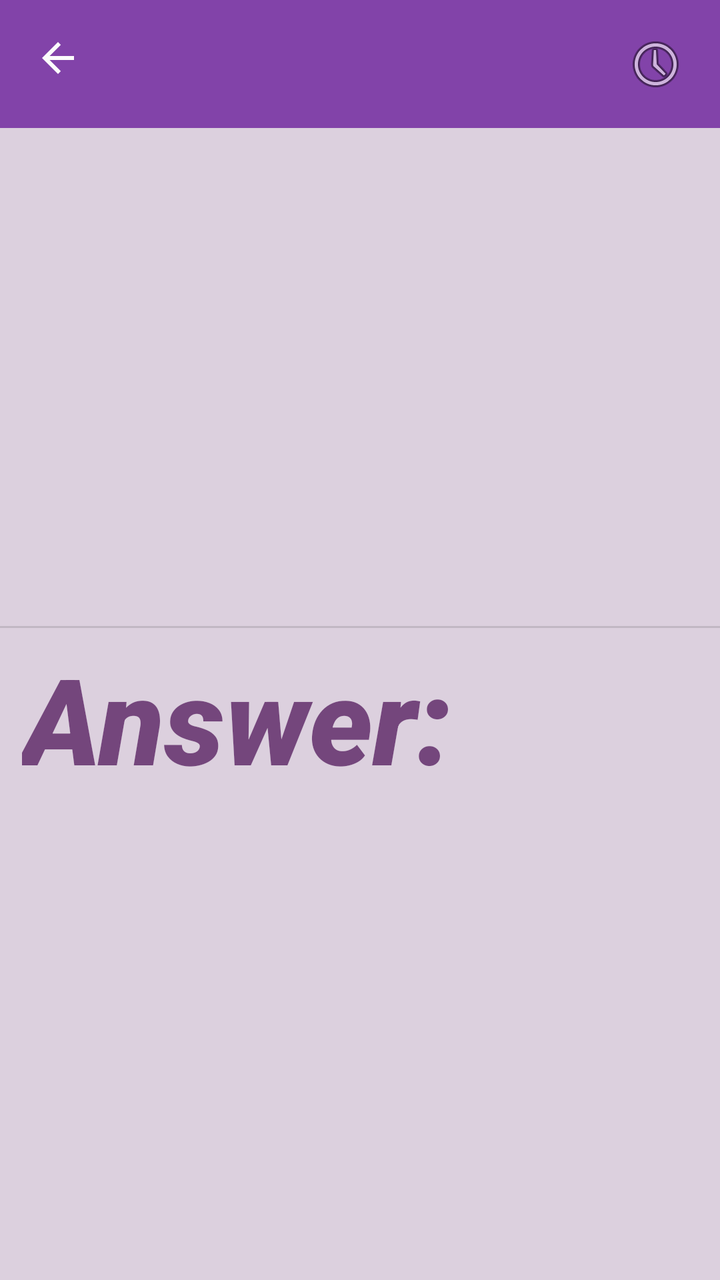
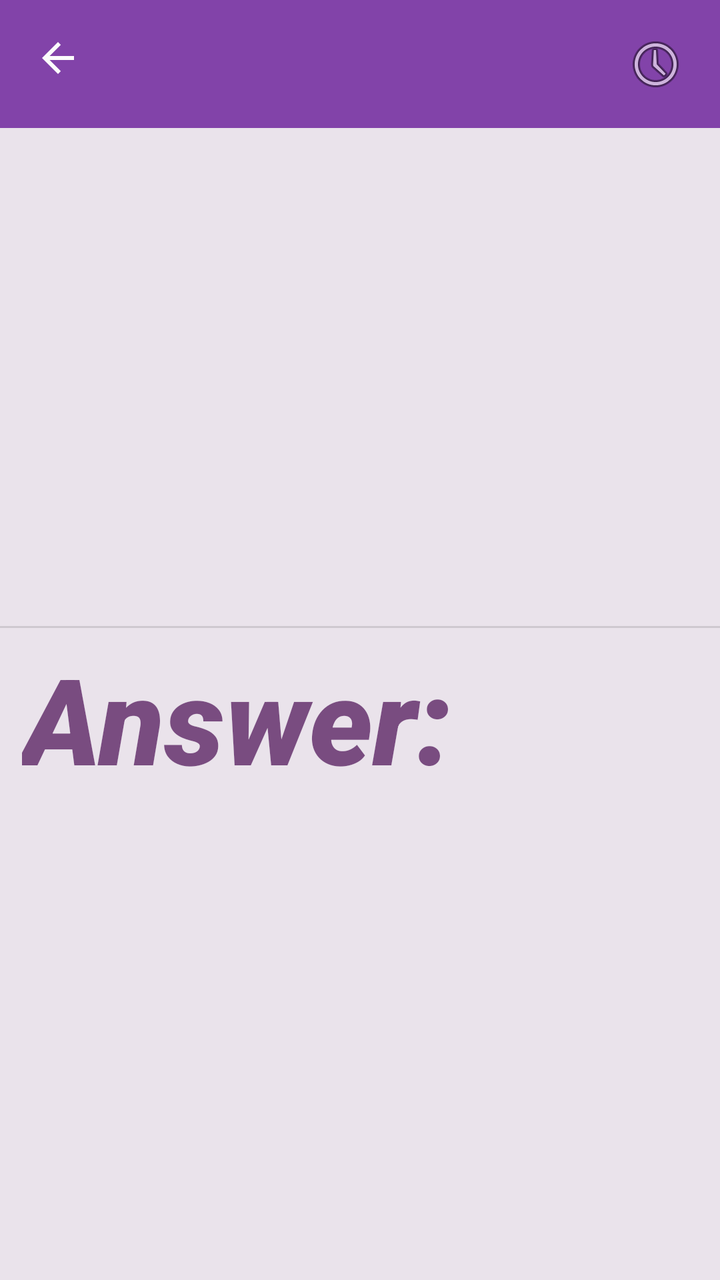

An Android layout rendered at two revisions. The XML below is the earlier revision; the diff shows what the commit changed to produce the second picture.
<!-- AndroidManifest.xml: application theme Theme.SolverApp -->
<!-- res/layout/activity_solve.xml -->
<?xml version="1.0" encoding="utf-8"?>
<androidx.constraintlayout.widget.ConstraintLayout xmlns:android="http://schemas.android.com/apk/res/android"
    xmlns:app="http://schemas.android.com/apk/res-auto"
    xmlns:tools="http://schemas.android.com/tools"
    android:id="@+id/main"
    android:layout_width="match_parent"
    android:layout_height="match_parent"
    android:background="#DCD0DE"
    tools:context=".solveActivity">

    <ImageView
        android:id="@+id/imageView1"
        android:layout_width="409dp"
        android:layout_height="257dp"
        android:layout_marginTop="56dp"
        app:layout_constraintBottom_toTopOf="@+id/solve"
        app:layout_constraintEnd_toEndOf="parent"
        app:layout_constraintStart_toStartOf="parent"
        app:layout_constraintTop_toTopOf="parent"
        app:layout_constraintVertical_bias="0.0" />


    <TextView
        android:id="@+id/solve"
        android:layout_width="224dp"
        android:layout_height="80dp"
        android:layout_marginLeft="10dp"
        android:layout_marginTop="5dp"
        android:fontFamily="sans-serif-black"
        android:text="Answer:"
        android:textAlignment="textStart"
        android:textAppearance="@style/TextAppearance.AppCompat.Body1"
        android:textColor="#AF44074E"
        android:textSize="60sp"
        android:textStyle="italic"
        app:layout_constraintEnd_toEndOf="parent"
        app:layout_constraintHorizontal_bias="0.009"
        app:layout_constraintStart_toStartOf="parent"
        app:layout_constraintTop_toBottomOf="@+id/divider3" />

    <ScrollView
        android:id="@+id/SCROLLER_ID"
        android:layout_width="match_parent"
        android:layout_height="wrap_content"
        android:background="#DCD0DE"
        android:fillViewport="true"
        android:scrollbars="vertical"
        android:padding="16dp"
        app:layout_constraintBottom_toBottomOf="parent"
        app:layout_constraintEnd_toEndOf="parent"
        app:layout_constraintHorizontal_bias="0.0"
        app:layout_constraintStart_toStartOf="parent"
        app:layout_constraintTop_toBottomOf="@+id/solve"
        app:layout_constraintVertical_bias="0.0">

        <TextView
            android:id="@+id/answer"
            android:layout_width="match_parent"
            android:layout_height="wrap_content"
            android:foregroundTint="#350B40"
            android:scrollbars="vertical"
            android:singleLine="false"
            android:text=""
            android:textAlignment="viewStart"
            android:textAppearance="@style/TextAppearance.AppCompat.Medium"
            android:textColor="#050505"
            android:textSize="20sp"
            app:layout_constraintBottom_toBottomOf="parent"
            app:layout_constraintEnd_toEndOf="parent"
            app:layout_constraintHorizontal_bias="0.0"
            app:layout_constraintStart_toStartOf="parent"
            app:layout_constraintTop_toBottomOf="@+id/solve"
            app:layout_constraintVertical_bias="0.0" />
    </ScrollView>

    <include layout="@layout/toolbar" />

    <View
        android:id="@+id/divider3"
        android:layout_width="409dp"
        android:layout_height="1dp"
        android:background="?android:attr/listDivider"
        app:layout_constraintBottom_toTopOf="@+id/solve"
        app:layout_constraintEnd_toEndOf="parent"
        app:layout_constraintStart_toStartOf="parent"
        app:layout_constraintTop_toBottomOf="@+id/imageView1" />

</androidx.constraintlayout.widget.ConstraintLayout>
<!-- res/layout/toolbar.xml (included above) -->
<?xml version="1.0" encoding="utf-8"?>
<RelativeLayout xmlns:android="http://schemas.android.com/apk/res/android"
    xmlns:app="http://schemas.android.com/apk/res-auto"
    android:layout_width="match_parent"
    android:layout_height="wrap_content"
    android:background="#FE8243A9">

    <RelativeLayout
        android:layout_width="match_parent"
        android:layout_height="wrap_content"
        android:padding="16dp">


        <ImageView
            android:id="@+id/history_icon"
            android:layout_width="wrap_content"
            android:layout_height="wrap_content"
            android:layout_alignParentEnd="true"
            android:src="@android:drawable/ic_menu_recent_history">

        </ImageView>

        <ImageButton
            android:id="@+id/left_arrow"
            android:layout_width="wrap_content"
            android:layout_height="wrap_content"
            android:layout_alignParentStart="true"
            android:layout_alignParentTop="true"
            android:layout_marginStart="1dp"
            android:layout_marginTop="1dp"
            android:background="#00FFFFFF"
            app:srcCompat="@drawable/baseline_arrow_back_24" />

    </RelativeLayout>

</RelativeLayout>
<!-- resources referenced by this layout -->
<resources>
  <!-- drawable baseline_arrow_back_24 (drawable) -->
  <vector xmlns:android="http://schemas.android.com/apk/res/android" android:autoMirrored="true" android:height="24dp" android:tint="#FCFCFC" android:viewportHeight="24" android:viewportWidth="24" android:width="24dp">
        
      <path android:fillColor="@android:color/white" android:pathData="M20,11H7.83l5.59,-5.59L12,4l-8,8 8,8 1.41,-1.41L7.83,13H20v-2z"/>
      
  </vector>
  <style name="Theme.SolverApp" parent="Base.Theme.SolverApp" />
  <style name="Base.Theme.SolverApp" parent="Theme.AppCompat.Light.NoActionBar">
          
          
      </style>
</resources>

<!-- the commit's change to res/layout/activity_solve.xml (unified diff, before → after) -->
@@ -5,7 +5,7 @@
     android:id="@+id/main"
     android:layout_width="match_parent"
     android:layout_height="match_parent"
-    android:background="#DCD0DE"
+    android:background="#EAE3EB"
     tools:context=".solveActivity">
 
     <ImageView
@@ -42,10 +42,10 @@
         android:id="@+id/SCROLLER_ID"
         android:layout_width="match_parent"
         android:layout_height="wrap_content"
-        android:background="#DCD0DE"
+        android:background="#EAE3EB"
         android:fillViewport="true"
+        android:padding="16dp"
         android:scrollbars="vertical"
-        android:padding="16dp"
         app:layout_constraintBottom_toBottomOf="parent"
         app:layout_constraintEnd_toEndOf="parent"
         app:layout_constraintHorizontal_bias="0.0"
